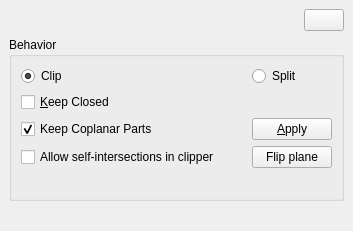
First picture: the form in Polyhedron/demo/Polyhedron/Plugins/Operations_on_polyhedra/Clip_polyhedron_plugin.ui, repository CGAL/cgal, before the edit.
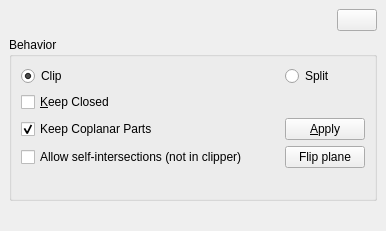
Second picture: the form after the edit. Icons and pictures are not drawn.

Commit message: Add a named_parameter to allow self-intersections for clip and split for planes and iso_cuboids

What changed in the file:
```diff
--- a/Polyhedron/demo/Polyhedron/Plugins/Operations_on_polyhedra/Clip_polyhedron_plugin.ui
+++ b/Polyhedron/demo/Polyhedron/Plugins/Operations_on_polyhedra/Clip_polyhedron_plugin.ui
@@ -6,7 +6,7 @@
    <rect>
     <x>0</x>
     <y>0</y>
-    <width>353</width>
+    <width>386</width>
     <height>231</height>
    </rect>
   </property>
@@ -135,7 +135,7 @@
             <string>Allow the use of a self-intersected clipper, but prevent the closing of the result.</string>
            </property>
            <property name="text">
-            <string>Allow self-intersections in clipper</string>
+            <string>Allow self-intersections (not in clipper)</string>
            </property>
           </widget>
          </item>
```
The commit also changes 4 other files.
